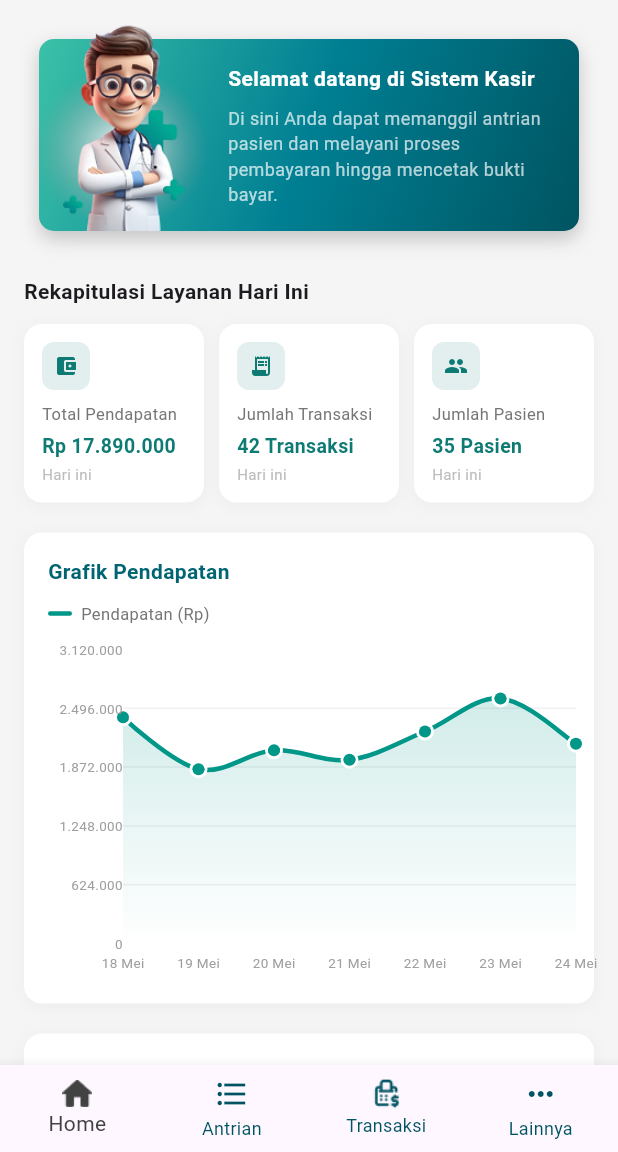
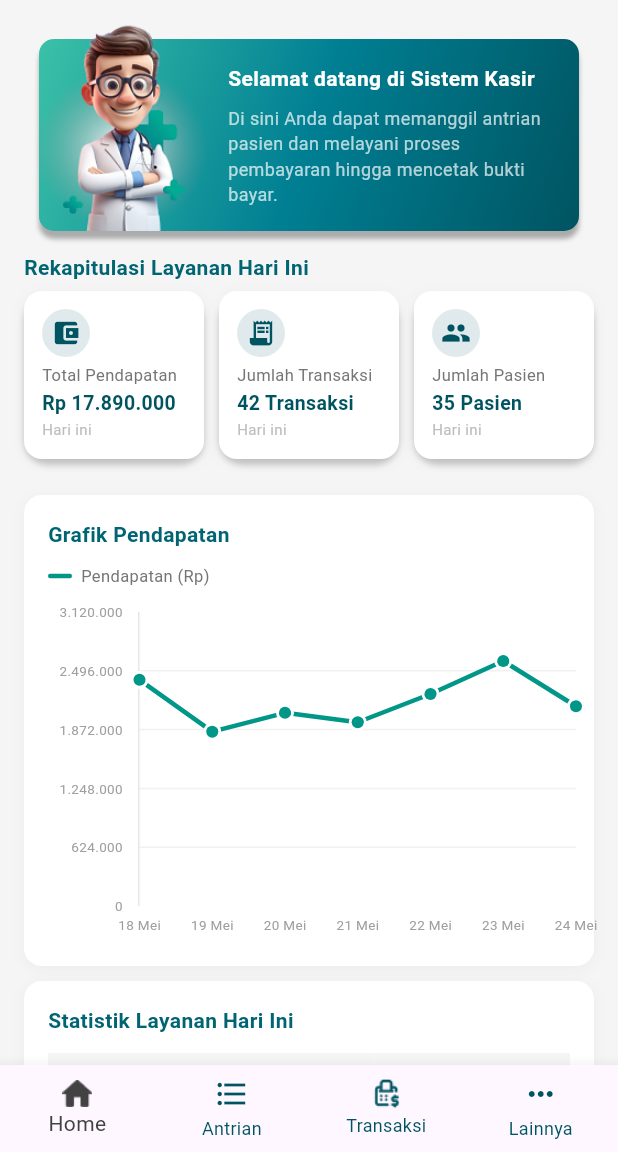
Before and after one commit to Aqiilah600/sistem_kasir_rs, a Flutter app: the HomeKasirView screen opened by its route, on a phone screen of 412 x 824 dp, the part 84-1236 px from its top. Run offline on Flutter 3.47's test engine with Material 3 defaults, Android fonts, the phone set to English and light mode, and no system bars; drawn by our look-alikes of fl_chart.

Commit message:
update home v2

```diff
--- a/lib/views/kasir/home_kasir/home_kasir_view.dart
+++ b/lib/views/kasir/home_kasir/home_kasir_view.dart
@@ -60,70 +60,122 @@ class _HomeKasirViewState extends State<HomeKasirView> {
       appBar: const KasirHeader(),
       body: isLoading
           ? const Center(child: CircularProgressIndicator())
-          : SingleChildScrollView(
+          : Column(
+              children: [
+                // Fixed top area: welcome, title, stat cards
+                Container(
+                  color: Colors.transparent,
                   padding: const EdgeInsets.all(16),
                   child: Column(
                     crossAxisAlignment: CrossAxisAlignment.start,
                     children: [
-                  // WELCOME CARD
                       const WelcomeCard(),
-
-                  const SizedBox(height: 20),
-
+                      const SizedBox(height: 4),
                       const Text(
                         'Rekapitulasi Layanan Hari Ini',
-                    style: TextStyle(fontSize: 14, fontWeight: FontWeight.bold),
+                        style: TextStyle(
+                          fontSize: 14,
+                          fontWeight: FontWeight.bold,
+                          color: Color(0xFF006473),
                         ),
-                  const SizedBox(height: 12),
-
-                  // STAT CARDS — IntrinsicHeight agar tinggi card seragam
-                  IntrinsicHeight(
+                      ),
+                      const SizedBox(height: 6),
+                      SizedBox(
+                        height: 112,
                         child: Row(
                           crossAxisAlignment: CrossAxisAlignment.stretch,
                           children: [
                             Expanded(
+                              child: Container(
+                                decoration: BoxDecoration(
+                                  color: Colors.white,
+                                  borderRadius: BorderRadius.circular(16),
+                                  boxShadow: [
+                                    BoxShadow(
+                                      color: Colors.black.withOpacity(0.20),
+                                      blurRadius: 3,
+                                      offset: const Offset(0, 4),
+                                    ),
+                                  ],
+                                ),
                                 child: StatCard(
                                   title: 'Total Pendapatan',
-                            value: formatRupiah(statistik.totalPendapatan),
+                                  value: formatRupiah(
+                                    statistik.totalPendapatan,
+                                  ),
                                   icon: Icons.account_balance_wallet,
-                            color: const Color(0xFF0D7B74),
+                                  color: const Color(0xFF005461),
+                                ),
                               ),
                             ),
                             const SizedBox(width: 10),
                             Expanded(
+                              child: Container(
+                                decoration: BoxDecoration(
+                                  color: Colors.white,
+                                  borderRadius: BorderRadius.circular(16),
+                                  boxShadow: [
+                                    BoxShadow(
+                                      color: Colors.black.withOpacity(0.20),
+                                      blurRadius: 3,
+                                      offset: const Offset(0, 4),
+                                    ),
+                                  ],
+                                ),
                                 child: StatCard(
                                   title: 'Jumlah Transaksi',
-                            value: '${statistik.jumlahTransaksi} Transaksi',
+                                  value:
+                                      '${statistik.jumlahTransaksi} Transaksi',
                                   icon: Icons.receipt_long,
-                            color: const Color(0xFF0D7B74),
+                                  color: const Color(0xFF005461),
+                                ),
                               ),
                             ),
                             const SizedBox(width: 10),
                             Expanded(
+                              child: Container(
+                                decoration: BoxDecoration(
+                                  color: Colors.white,
+                                  borderRadius: BorderRadius.circular(16),
+                                  boxShadow: [
+                                    BoxShadow(
+                                      color: Colors.black.withOpacity(0.20),
+                                      blurRadius: 3,
+                                      offset: const Offset(0, 4),
+                                    ),
+                                  ],
+                                ),
                                 child: StatCard(
                                   title: 'Jumlah Pasien',
                                   value: '${statistik.jumlahPasien} Pasien',
                                   icon: Icons.people,
-                            color: const Color(0xFF0D7B74),
+                                  color: const Color(0xFF005461),
+                                ),
+                              ),
+                            ),
+                          ],
                         ),
                       ),
                     ],
                   ),
                 ),
 
-                  const SizedBox(height: 20),
-
-                  // GRAFIK PENDAPATAN — tap titik untuk lihat detail
+                // Scrollable content below
+                Expanded(
+                  child: SingleChildScrollView(
+                    padding: const EdgeInsets.fromLTRB(16, 0, 16, 16),
+                    child: Column(
+                      children: [
+                        const SizedBox(height: 8),
                         PendapatanChart(data: pendapatanMingguan),
-
-                  const SizedBox(height: 20),
-
-                  // TABEL STATISTIK LAYANAN
+                        const SizedBox(height: 10),
                         StatistikLayananTable(data: statistikLayanan),
-
                         const SizedBox(height: 16),
                       ],
                     ),
+                  ),
+                ),
+              ],
             ),
       bottomNavigationBar: const KasirBottomNavbar(currentIndex: 0),
     );
--- a/lib/views/kasir/home_kasir/widgets/pendapatan_chart.dart
+++ b/lib/views/kasir/home_kasir/widgets/pendapatan_chart.dart
@@ -1,6 +1,7 @@
 // Lokasi yang disarankan: lib/views/kasir/home/widgets/pendapatan_chart.dart
 
 import 'package:flutter/material.dart';
+// ignore: depend_on_referenced_packages
 import 'package:fl_chart/fl_chart.dart';
 import '../../../../models/dashboard_model.dart';
 import '../../../../utils/formatter.dart';
@@ -106,7 +107,12 @@ class PendapatanChart extends StatelessWidget {
           getDrawingHorizontalLine: (value) =>
               FlLine(color: Colors.grey.withOpacity(0.15), strokeWidth: 1),
         ),
-        borderData: FlBorderData(show: false),
+        borderData: FlBorderData(
+          show: true,
+          border: Border(
+            left: BorderSide(color: Colors.grey.withOpacity(0.25), width: 1),
+          ),
+        ),
         titlesData: FlTitlesData(
           topTitles: const AxisTitles(
             sideTitles: SideTitles(showTitles: false),
@@ -117,13 +123,16 @@ class PendapatanChart extends StatelessWidget {
           leftTitles: AxisTitles(
             sideTitles: SideTitles(
               showTitles: true,
-              reservedSize: 50,
+              reservedSize: 60,
               interval: interval,
               getTitlesWidget: (value, meta) {
-                return Text(
-                  formatRupiahRingkas(value),
-                  style: TextStyle(fontSize: 9, color: Colors.grey[500]),
-                  textAlign: TextAlign.right,
+                return Padding(
+                  padding: const EdgeInsets.only(right: 10),
+                  child: Text(
+                    formatRupiahRingkas(value),
+                    style: TextStyle(fontSize: 9, color: Colors.grey[500]),
+                    textAlign: TextAlign.right,
+                  ),
                 );
               },
             ),
@@ -152,7 +161,7 @@ class PendapatanChart extends StatelessWidget {
         lineBarsData: [
           LineChartBarData(
             spots: spots,
-            isCurved: true,
+            isCurved: false,
             color: Colors.teal,
             barWidth: 3,
             dotData: FlDotData(
@@ -166,17 +175,7 @@ class PendapatanChart extends StatelessWidget {
                 );
               },
             ),
-            belowBarData: BarAreaData(
-              show: true,
-              gradient: LinearGradient(
-                begin: Alignment.topCenter,
-                end: Alignment.bottomCenter,
-                colors: [
-                  Colors.teal.withOpacity(0.18),
-                  Colors.teal.withOpacity(0.0),
-                ],
-              ),
-            ),
+            belowBarData: BarAreaData(show: false),
           ),
         ],
         // INTERAKSI: tap titik untuk menampilkan tooltip
@@ -184,7 +183,7 @@ class PendapatanChart extends StatelessWidget {
           enabled: true,
           handleBuiltInTouches: true,
           touchTooltipData: LineTouchTooltipData(
-            getTooltipColor: (touchedSpot) => const Color(0xFF006873),
+            getTooltipColor: (touchedSpot) => Colors.white,
             tooltipBorderRadius: BorderRadius.circular(8),
             tooltipPadding: const EdgeInsets.symmetric(
               horizontal: 12,
@@ -195,12 +194,22 @@ class PendapatanChart extends StatelessWidget {
                 final index = spot.x.toInt();
                 final item = data[index];
                 return LineTooltipItem(
-                  '${formatTanggalSingkat(item.tanggal)}\n${formatRupiah(item.pendapatan)}',
+                  '${formatTanggalSingkat(item.tanggal)}\n',
                   const TextStyle(
-                    color: Colors.white,
+                    color: Colors.grey,
                     fontSize: 12,
                     fontWeight: FontWeight.bold,
                   ),
+                  children: [
+                    TextSpan(
+                      text: formatRupiah(item.pendapatan),
+                      style: const TextStyle(
+                        color: Colors.teal,
+                        fontSize: 12,
+                        fontWeight: FontWeight.bold,
+                      ),
+                    ),
+                  ],
                 );
               }).toList();
             },
@@ -208,20 +217,11 @@ class PendapatanChart extends StatelessWidget {
           getTouchedSpotIndicator: (barData, spotIndexes) {
             return spotIndexes.map((index) {
               return TouchedSpotIndicatorData(
-                FlLine(
-                  color: Colors.teal.withOpacity(0.4),
-                  strokeWidth: 2,
-                  dashArray: [4, 4],
-                ),
+                FlLine(strokeWidth: 0, dashArray: [4, 4]),
                 FlDotData(
                   show: true,
                   getDotPainter: (spot, percent, bar, idx) =>
-                      FlDotCirclePainter(
-                        radius: 6,
-                        color: Colors.white,
-                        strokeWidth: 3,
-                        strokeColor: Colors.teal,
-                      ),
+                      FlDotCirclePainter(radius: 6, color: Colors.teal),
                 ),
               );
             }).toList();
--- a/lib/views/kasir/home_kasir/widgets/stat_card.dart
+++ b/lib/views/kasir/home_kasir/widgets/stat_card.dart
@@ -38,17 +38,17 @@ class StatCard extends StatelessWidget {
         crossAxisAlignment: CrossAxisAlignment.start,
         mainAxisSize: MainAxisSize.min,
         children: [
-          // ICON BADGE
+          // ICON BADGE — bentuk lingkaran
           Container(
             width: 32,
             height: 32,
             decoration: BoxDecoration(
               color: color.withOpacity(0.12),
-              borderRadius: BorderRadius.circular(8),
+              shape: BoxShape.circle,
             ),
-            child: Center(child: Icon(icon, color: color, size: 16)),
+            child: Center(child: Icon(icon, color: color, size: 20)),
           ),
-          const SizedBox(height: 8),
+          const SizedBox(height: 4),
 
           // TITLE — dibatasi 1 baris agar tidak memperbesar tinggi card
           Text(
@@ -57,7 +57,7 @@ class StatCard extends StatelessWidget {
             overflow: TextOverflow.ellipsis,
             style: TextStyle(fontSize: 11, color: Colors.grey[600]),
           ),
-          const SizedBox(height: 4),
+          const SizedBox(height: 1),
 
           // VALUE — font diperkecil & FittedBox agar tidak wrap/overflow
           FittedBox(
@@ -73,7 +73,7 @@ class StatCard extends StatelessWidget {
               ),
             ),
           ),
-          const SizedBox(height: 2),
+          const SizedBox(height: 1),
 
           // SUBTITLE
           Text(
--- a/lib/views/kasir/home_kasir/widgets/welcome_card.dart
+++ b/lib/views/kasir/home_kasir/widgets/welcome_card.dart
@@ -22,8 +22,8 @@ class WelcomeCard extends StatelessWidget {
           borderRadius: BorderRadius.circular(10),
           boxShadow: [
             BoxShadow(
-              color: const Color(0xFF000000).withOpacity(0.2),
-              blurRadius: 10,
+              color: const Color(0xFF000000).withOpacity(0.3),
+              blurRadius: 2,
               offset: const Offset(0, 5),
             ),
           ],
```
Lines whose indentation alone changed are shown as unchanged.
